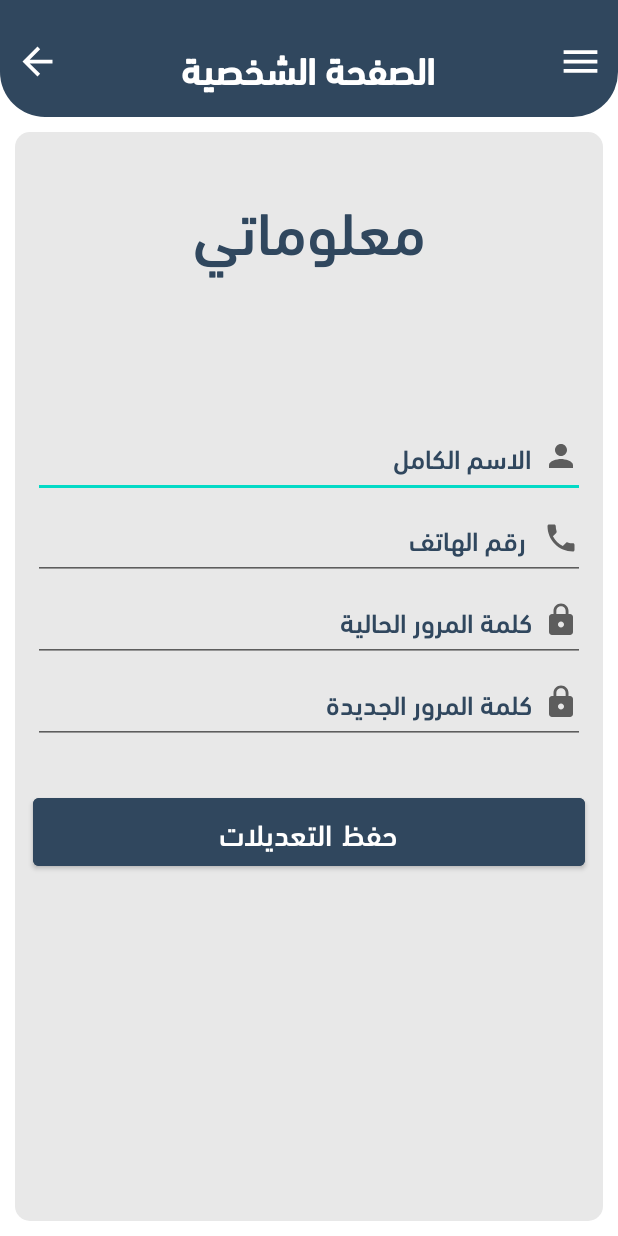
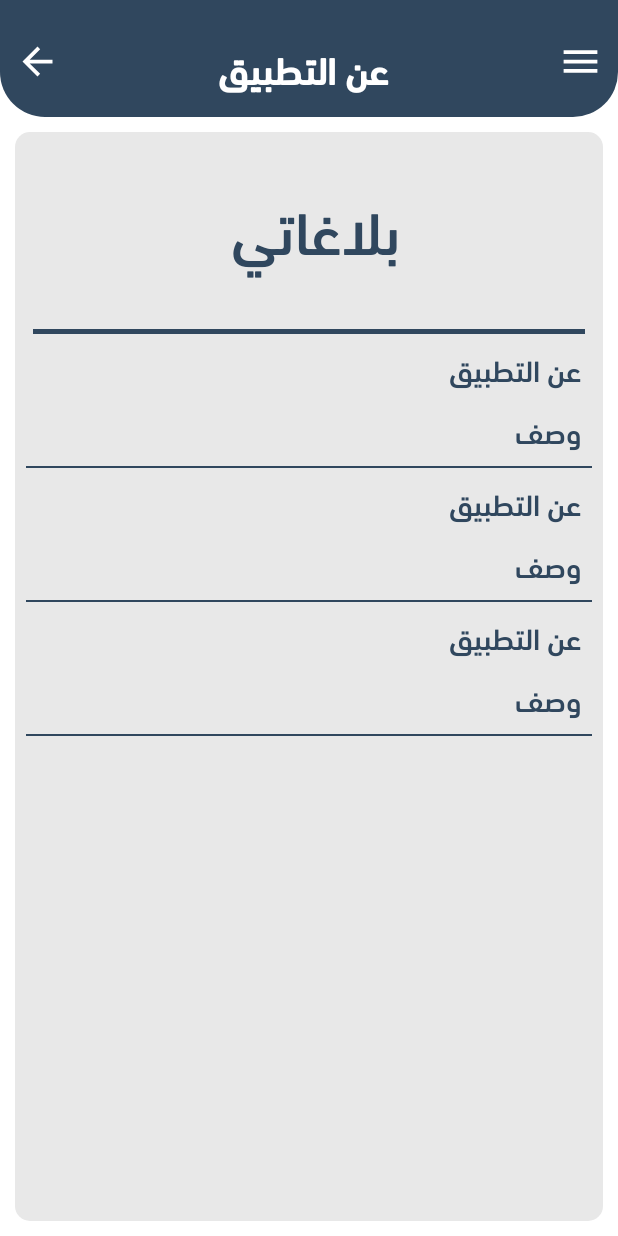
Before and after one commit to loai98/Nine11_2, an Android app: the layout activity_edit_profile.xml on its own in the app's theme, with its tools: preview values and no code run, on a phone screen of 412 x 824 dp. Run offline under Robolectric (Android 15) with nearby library versions, the phone set to English and light mode, and no system bars.

Commit message:
about us done

```diff
--- a/app/src/main/AndroidManifest.xml
+++ b/app/src/main/AndroidManifest.xml
@@ -16,6 +16,7 @@
         android:roundIcon="@mipmap/ic_launcher_round"
         android:supportsRtl="true"
         android:theme="@style/Theme.Nine11">
+        <activity android:name=".about_us"></activity>
         <activity android:name=".Edit_profile" />
         <activity android:name=".Safty_Instruction" />
         <!--
--- a/app/src/main/res/layout/activity_edit_profile.xml
+++ b/app/src/main/res/layout/activity_edit_profile.xml
@@ -40,7 +40,7 @@
             android:layout_height="wrap_content"
             android:layout_marginTop="11dp"
             android:gravity="center"
-            android:text="الصفحة الشخصية"
+            android:text=" عن التطبيق"
             android:textColor="@color/white"
             android:textSize="25sp"
             android:textStyle="bold"
@@ -64,38 +64,17 @@
             app:layout_constraintVertical_bias="0.0"
             app:menu="@menu/menu"
             app:tint="@color/white"></ImageView>
+    </androidx.constraintlayout.widget.ConstraintLayout>
 
-
-        <!--        <LinearLayout-->
-        <!--            android:layout_width="match_parent"-->
-        <!--            android:layout_height="wrap_content"-->
-        <!--            android:layout_marginLeft="15dp"-->
-        <!--            android:layout_marginTop="15dp"-->
-        <!--            android:layout_marginRight="15dp"-->
-        <!--            android:layout_marginBottom="15dp"-->
-        <!--            android:background="@drawable/white_rec_back"-->
-        <!--            android:orientation="horizontal"-->
-        <!--            app:layout_constraintBottom_toBottomOf="parent"-->
-        <!--            app:layout_constraintTop_toBottomOf="@id/imageMenu">-->
-        <!--        </LinearLayout>-->
-
-    </androidx.constraintlayout.widget.ConstraintLayout>
     <RelativeLayout
+        android:layout_width="match_parent"
+        android:layout_height="match_parent"
+        android:layout_marginLeft="10dp"
         android:layout_marginTop="10dp"
-        android:layout_marginLeft="10dp"
         android:layout_marginRight="10dp"
         android:layout_marginBottom="10dp"
-        android:padding="2dp"
         android:background="@drawable/white_rec_back"
-        android:layout_width="match_parent"
-        android:layout_height="match_parent"><![CDATA[
-
-
-        />
-
-
-
-        ]]>
+        android:padding="2dp">
 
         <TextView
             android:id="@+id/viw"
@@ -105,86 +84,170 @@
             android:layout_marginTop="24dp"
             android:layout_marginBottom="30dp"
             android:gravity="center_horizontal"
-            android:text="معلوماتي"
+            android:text="بلاغاتي "
             android:textAlignment="center"
             android:textColor="@color/colorFor"
             android:textSize="40sp" />
 
-        <EditText
 
-            android:id="@+id/et_name"
+        <View
+            android:id="@+id/viewDivider1"
+            android:layout_width="match_parent"
+            android:layout_height="3dp"
+            android:layout_below="@+id/viw"
+            android:layout_marginLeft="10dp"
+            android:layout_marginTop="1dp"
+            android:layout_marginRight="10dp"
+            android:background="@color/colorFor" />
+
+        <TextView
+            android:id="@+id/viw2"
             android:layout_width="match_parent"
             android:layout_height="wrap_content"
-            android:layout_below="@+id/viw"
-            android:layout_marginLeft="10dp"
-            android:layout_marginTop="59dp"
+            android:layout_below="@+id/viewDivider1"
+            android:layout_alignBottom="@+id/viewDivider1"
+            android:layout_alignParentStart="true"
+
+            android:layout_alignParentEnd="true"
+            android:layout_marginStart="2dp"
+            android:layout_marginLeft="5dp"
+            android:layout_marginTop="4dp"
+            android:layout_marginEnd="12dp"
             android:layout_marginRight="10dp"
-            android:drawablePadding="7dp"
-            android:drawableRight="@drawable/ic_baseline_person"
-            android:hint="الاسم الكامل "
+            android:layout_marginBottom="-41dp"
+            android:gravity="right"
+            android:text="عن التطبيق "
+            android:textColor="@color/colorFor"
+            android:textSize="20sp" />
 
-            android:paddingLeft="10dp"
-            android:textColorHint="@color/colorFor">
-
-        </EditText>
-
-        <EditText
-            android:drawableRight="@drawable/ic_baseline_local_phone"
+        <TextView
+            android:id="@+id/viw3"
             android:layout_width="match_parent"
             android:layout_height="wrap_content"
-        android:hint=" رقم الهاتف"
-        android:id="@+id/et_phone"
+            android:layout_below="@+id/viw2"
+            android:layout_alignParentStart="true"
+
+            android:layout_alignParentEnd="true"
+            android:layout_marginStart="2dp"
+            android:layout_marginLeft="5dp"
+            android:layout_marginTop="45dp"
+            android:layout_marginEnd="12dp"
             android:layout_marginRight="10dp"
-        android:layout_marginLeft="10dp"
-        android:drawablePadding="7dp"
-        android:textColorHint="@color/colorFor"
-        android:paddingLeft="10dp"
-        android:layout_below="@+id/et_name"
+            android:gravity="right"
+            android:text="وصف "
+            android:textColor="@color/colorFor"
+            android:textSize="20sp" />
 
-        />
-    <EditText
+        <View
+            android:id="@+id/viewDivider2"
+            android:layout_width="wrap_content"
+            android:layout_height="1dp"
+            android:layout_below="@+id/viw3"
+            android:layout_alignParentEnd="true"
+            android:layout_marginLeft="5dp"
+            android:layout_marginTop="5dp"
+            android:layout_marginRight="5dp"
+            android:background="@color/colorFor" />
+
+        <TextView
+            android:id="@+id/viw4"
             android:layout_width="match_parent"
             android:layout_height="wrap_content"
-        android:hint="كلمة المرور الحالية "
-        android:id="@+id/oldPass"
+            android:layout_below="@+id/viewDivider2"
+            android:layout_alignBottom="@+id/viewDivider2"
+            android:layout_alignParentStart="true"
+
+            android:layout_alignParentEnd="true"
+            android:layout_marginStart="2dp"
+            android:layout_marginLeft="5dp"
+            android:layout_marginTop="4dp"
+            android:layout_marginEnd="12dp"
             android:layout_marginRight="10dp"
-        android:layout_marginLeft="10dp"
-        android:drawablePadding="7dp"
-        android:drawableRight="@drawable/ic_baseline_lock"
-        android:paddingLeft="10dp"
-        android:textColorHint="@color/colorFor"
-        android:layout_below="@+id/et_phone"
+            android:layout_marginBottom="-41dp"
+            android:gravity="right"
+            android:text="عن التطبيق "
+            android:textColor="@color/colorFor"
+            android:textSize="20sp" />
 
-        />
-
-    <EditText
+        <TextView
+            android:id="@+id/viw5"
             android:layout_width="match_parent"
             android:layout_height="wrap_content"
-        android:hint="كلمة المرور الجديدة "
-        android:id="@+id/newPass"
+            android:layout_below="@+id/viw4"
+            android:layout_alignParentStart="true"
+
+            android:layout_alignParentEnd="true"
+            android:layout_marginStart="2dp"
+            android:layout_marginLeft="5dp"
+            android:layout_marginTop="45dp"
+            android:layout_marginEnd="12dp"
             android:layout_marginRight="10dp"
-        android:layout_marginLeft="10dp"
-        android:drawablePadding="7dp"
-        android:paddingLeft="10dp"
-        android:drawableRight="@drawable/ic_baseline_lock"
-        android:textColorHint="@color/colorFor"
-        android:layout_below="@+id/oldPass"
+            android:gravity="right"
+            android:text="وصف "
+            android:textColor="@color/colorFor"
+            android:textSize="20sp" />
 
-        />
+        <View
+            android:id="@+id/viewDivider3"
+            android:layout_width="wrap_content"
+            android:layout_height="1dp"
+            android:layout_below="@+id/viw5"
+            android:layout_alignParentEnd="true"
+            android:layout_marginLeft="5dp"
+            android:layout_marginTop="5dp"
+            android:layout_marginRight="5dp"
+            android:background="@color/colorFor" />
 
 
-        <Button
-            android:id="@+id/btn_up"
+        <TextView
+            android:id="@+id/viw6"
             android:layout_width="match_parent"
             android:layout_height="wrap_content"
-            android:layout_below="@+id/newPass"
-            android:layout_marginLeft="10dp"
+            android:layout_below="@+id/viewDivider3"
+            android:layout_alignParentStart="true"
+
+            android:layout_alignParentEnd="true"
+            android:layout_marginStart="2dp"
+            android:layout_marginLeft="5dp"
+            android:layout_marginTop="4dp"
+            android:layout_marginEnd="12dp"
             android:layout_marginRight="10dp"
-            android:layout_marginTop="30dp"
-            android:layout_marginBottom="0dp"
-            android:backgroundTint="@color/colorFor"
-            android:text="حفظ التعديلات"
-            android:textColor="@android:color/white"
+            android:layout_marginBottom="-41dp"
+            android:gravity="right"
+            android:text="عن التطبيق "
+            android:textColor="@color/colorFor"
             android:textSize="20sp" />
+
+        <TextView
+            android:id="@+id/viw7"
+            android:layout_width="match_parent"
+            android:layout_height="wrap_content"
+            android:layout_below="@+id/viw6"
+            android:layout_alignParentStart="true"
+
+            android:layout_alignParentEnd="true"
+            android:layout_marginStart="2dp"
+            android:layout_marginLeft="5dp"
+            android:layout_marginTop="45dp"
+            android:layout_marginEnd="12dp"
+            android:layout_marginRight="10dp"
+            android:gravity="right"
+            android:text="وصف "
+            android:textColor="@color/colorFor"
+            android:textSize="20sp" />
+
+        <View
+            android:id="@+id/viewDivider4"
+            android:layout_width="wrap_content"
+            android:layout_height="1dp"
+            android:layout_below="@+id/viw7"
+            android:layout_alignParentEnd="true"
+            android:layout_marginLeft="5dp"
+            android:layout_marginTop="5dp"
+            android:layout_marginRight="5dp"
+            android:background="@color/colorFor" />
+
+
+
     </RelativeLayout>
 </LinearLayout>
--- a/app/src/main/res/menu/menu.xml
+++ b/app/src/main/res/menu/menu.xml
@@ -21,6 +21,7 @@
     <item
         android:id="@+id/information"
         android:title="عن التطبيق"
+
         />
     <item
         android:id="@+id/call"
```
Lines whose indentation alone changed are shown as unchanged.
